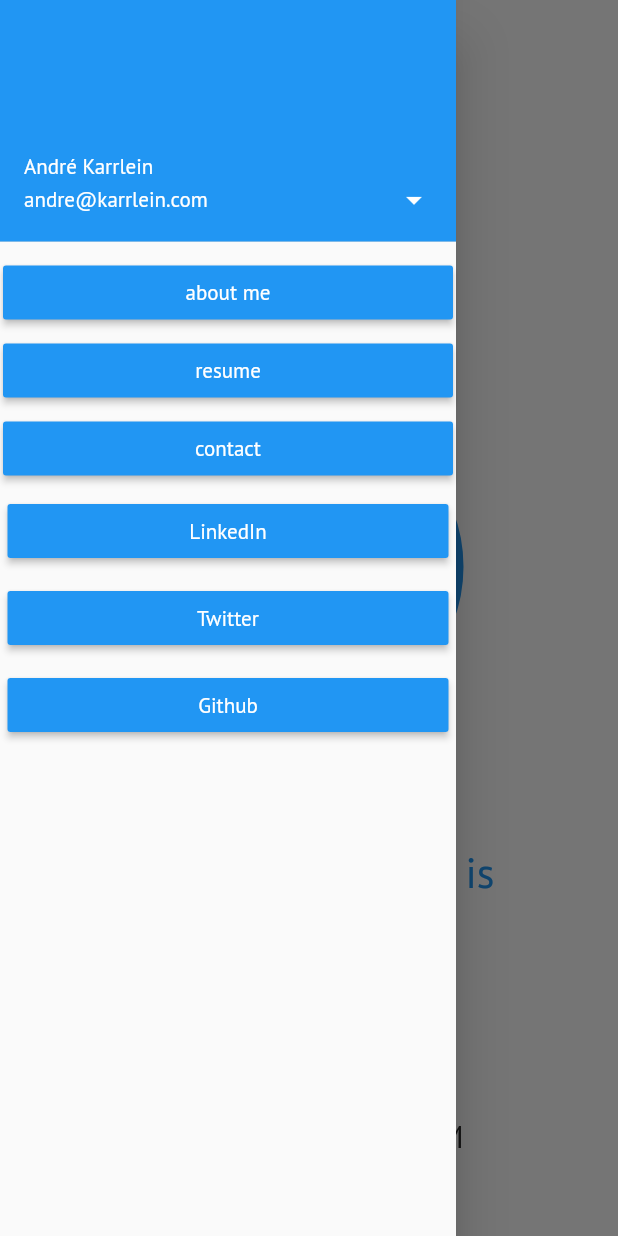
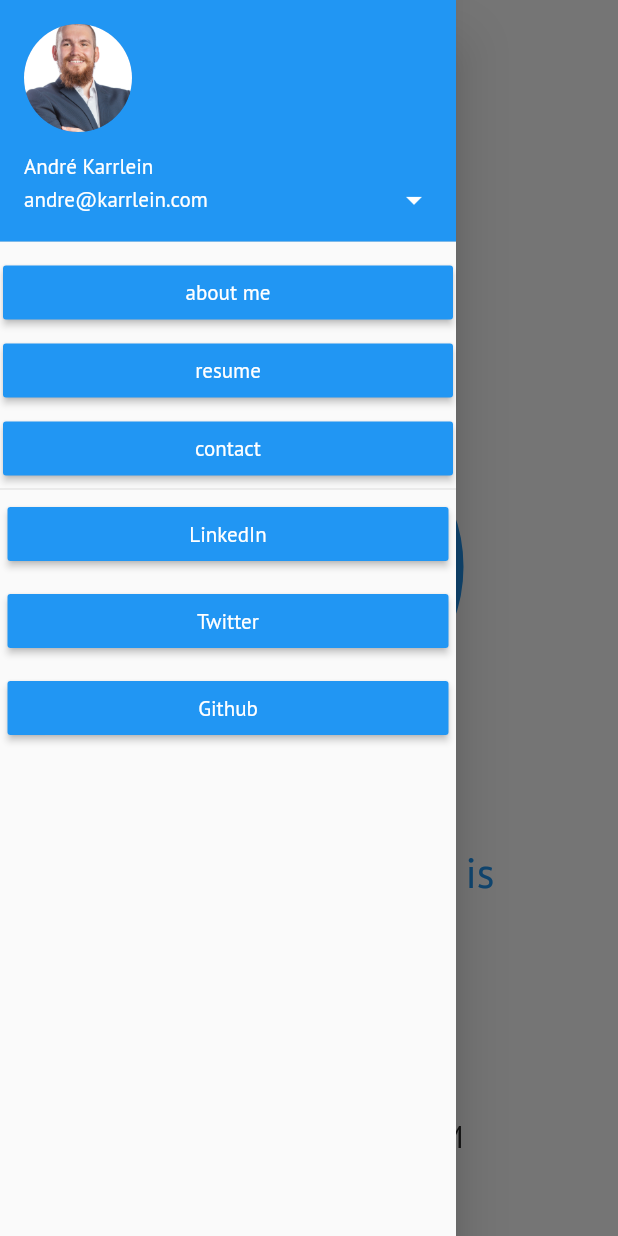
Before and after one commit to andre-karrlein/karrlein, a Flutter app: the screen it shows after launch, with the side drawer open, on a phone screen of 412 x 824 dp. Run offline on Flutter 3.47's test engine with Material 2 defaults, Android fonts, the phone set to English and light mode, and no system bars; missing offline and left inert: universal_html.

Commit message:
add profile image to navigation drawer, make arrow unvisible, add divider in drawer

```diff
--- a/lib/profile_page.dart
+++ b/lib/profile_page.dart
@@ -89,9 +89,14 @@ class ProfilePage extends StatelessWidget {
                                 new UserAccountsDrawerHeader(
                                     accountName: new Text("André Karrlein"),
                                     accountEmail: new Text("andre@karrlein.com"),
+                                    currentAccountPicture: new CircleAvatar(backgroundImage: new AssetImage('assets/images/me.png')),
+                                    arrowColor: Theme.of(context).backgroundColor,
                                     onDetailsPressed: () {},
                                 ),
                                 ...navButtons(context),
+                                Divider(
+                                    height: 2.0,
+                                ),
                                 ...SocialInfo().socialMediaWidgets()
                             ]
                         ),
```
